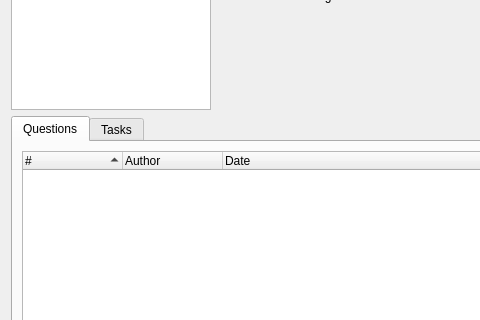
This is ui/AdvisorWindow.ui in dmzdev/stance as Qt 5 draws it before an edit; both pictures show x 0 to 480 and y 331 to 651 of the 682 by 844 pixel window. The edited form follows.
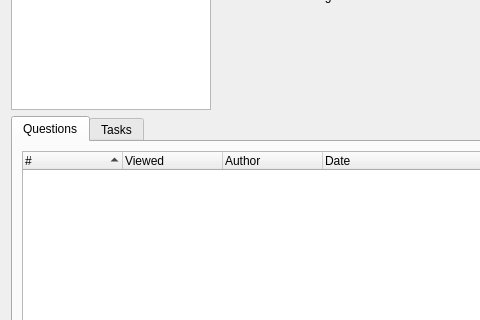
This is the edited form.

```diff
--- a/ui/AdvisorWindow.ui
+++ b/ui/AdvisorWindow.ui
@@ -404,6 +404,11 @@
              <string>#</string>
             </property>
            </column>
+           <column>
+            <property name="text">
+             <string>Viewed</string>
+            </property>
+           </column>
            <column>
             <property name="text">
              <string>Author</string>
```
